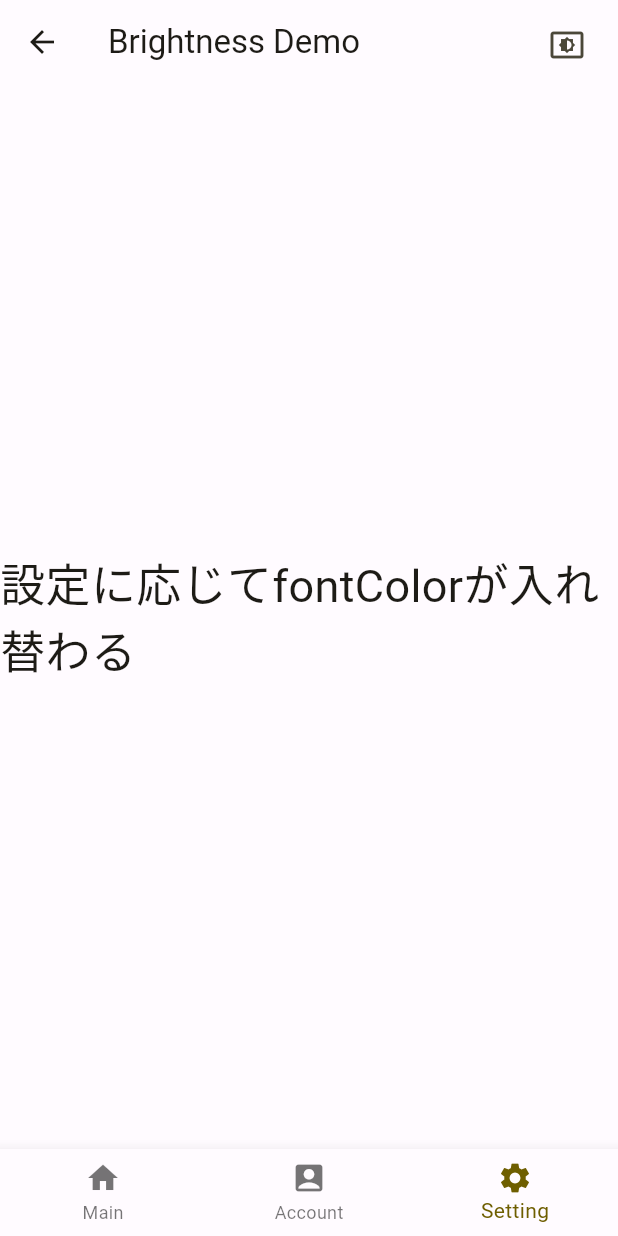
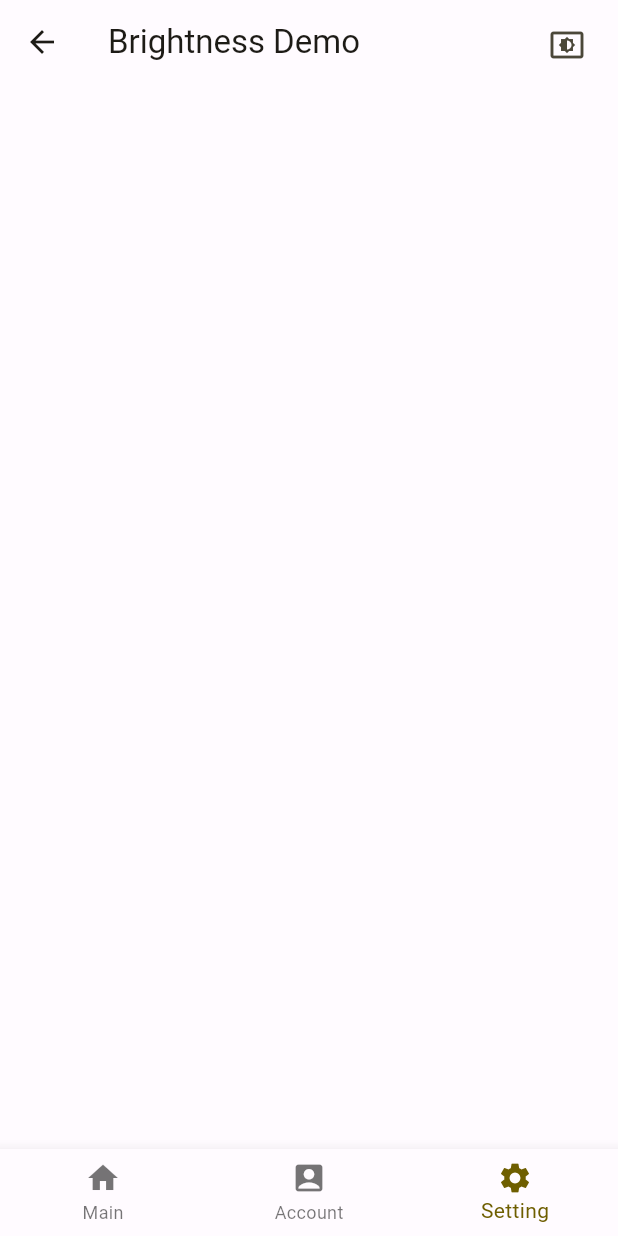
Before and after one commit to Ry8Sg2i/counter_offer.2, a Flutter app: the Colorsetting screen opened by its route, on a phone screen of 412 x 824 dp. Run offline on Flutter 3.47's test engine with Material 3 defaults, Android fonts, the phone set to English and light mode, and no system bars; our stand-ins replace cloud_firestore, firebase_auth, firebase_core, flutter_riverpod, freezed_annotation, go_router and 1 more; accounts and stored records are empty; generated files the repository leaves out were written again.

Commit message:
文削除

```diff
--- a/lib/src/screen/settingpage/colorswich.dart
+++ b/lib/src/screen/settingpage/colorswich.dart
@@ -39,12 +39,6 @@ class Colorsetting extends ConsumerWidget {
           ),
         ],
       ),
-      body: const Center(
-        child: Text(
-          "設定に応じてfontColorが入れ替わる",
-          style: TextStyle(fontSize: 30.0),
-        ),
-      ),
     );
   }
 }
```
